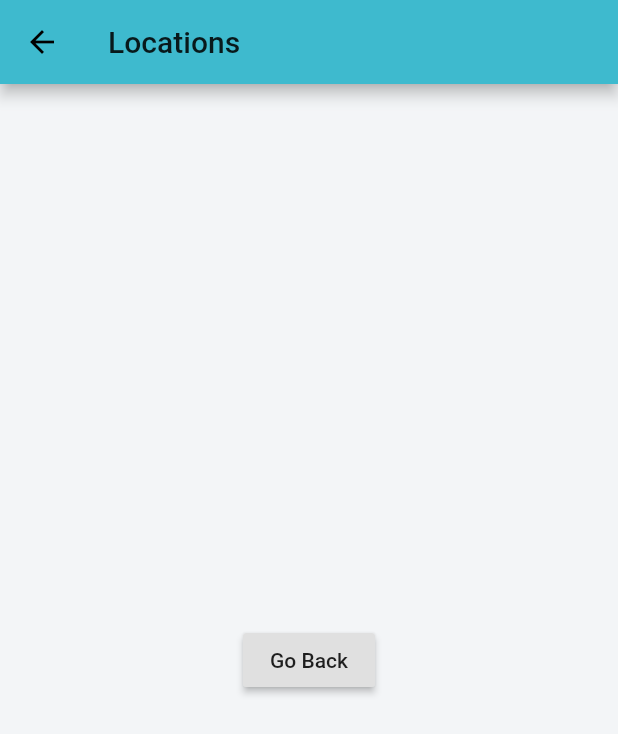
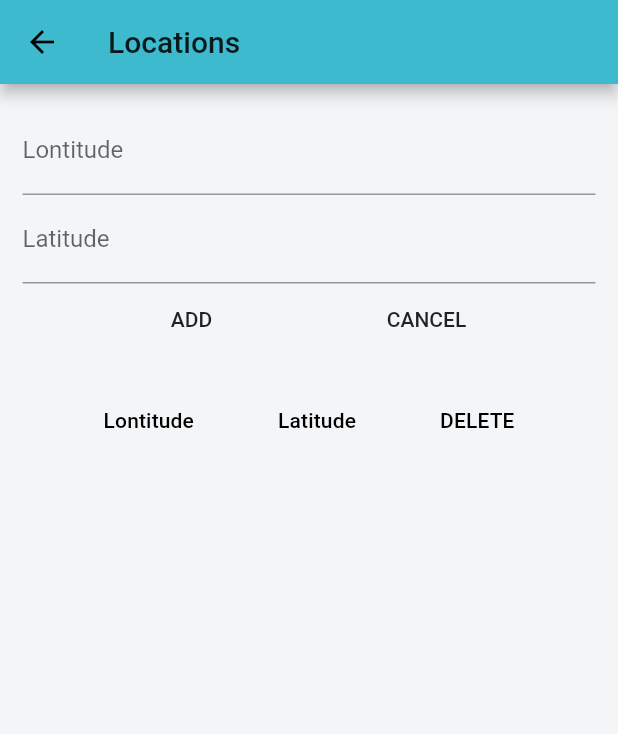
Before and after one commit to harsha-sira/flutter, a Flutter app: the screen it shows after launch, after a tap on "Approve", on a phone screen of 412 x 824 dp. Shown: the top 734 px of the screen. Run offline on Flutter 3.47's test engine with Material 2 defaults, Android fonts, the light colour scheme and no system bars; our stand-ins replace font_awesome_flutter, sqflite; accounts and stored records are empty; network calls fail.

Commit message:
save data in SQlite database locally

```diff
--- /dev/null
+++ b/flutter_learn_network_calls/lib/Utility/db_helper.dart
@@ -0,0 +1,85 @@
+import 'package:flutter/material.dart';
+import 'package:flutter_learn_network_calls/model/Location.dart';
+import 'package:path/path.dart';
+import 'package:sqflite/sqflite.dart';
+
+class DBHelper {
+  Future<Database> getConnection() async {
+    // Open the database and store the reference.
+    final Future<Database> database = openDatabase(
+        // Set the path to the database. Note: Using the `join` function from the
+        // `path` package is best practice to ensure the path is correctly
+        // constructed for each platform.
+        join(await getDatabasesPath(), 'location_app.db'),
+        onCreate: (db, version) {
+      return db.execute(
+        "CREATE TABLE location (id INTEGER PRIMARY KEY AUTOINCREMENT NOT NULL, longtitude DOUBLE, latitude DOUBLE,datetime DATETIME, updated INTEGER)",
+      );
+    }, version: 1);
+
+    return database;
+  }
+
+  //add locations
+  Future<void> addLocation(Location location) async {
+    final Database db = await getConnection();
+    // Insert the Location into the correct table. Also specify the
+    // `conflictAlgorithm`. In this case, if the same dog is inserted
+    // multiple times, it replaces the previous data.
+    await db.insert(
+      'location',
+      location.toMap(),
+    );
+  }
+
+  // get locations
+  Future<List<Location>> getLocations() async {
+    final Database db = await getConnection();
+
+    final List<Map<String, dynamic>> locations = await db.query('location');
+
+    List<Location> employees = [];
+    if (locations.length > 0) {
+      for (int i = 0; i < locations.length; i++) {
+        debugPrint(Location.fromMap(locations[i]).toString());
+        employees.add(Location.fromMap(locations[i]));
+      }
+    }
+    return employees;
+  }
+
+  //update locations
+  Future<void> updateLocation(Location location) async {
+    // Get a reference to the database.
+    final Database db = await getConnection();
+
+    await db.update(
+      'location',
+      location.toMap(),
+      where: "id = ?",
+      // Pass the Location's id as a whereArg to prevent SQL injection.
+      whereArgs: [location.id],
+    );
+  }
+
+  //delete location
+  Future<void> deleteLocation(int id) async {
+    // Get a reference to the database.
+    final db = await getConnection();
+
+    // Remove the Dog from the database.
+    await db.delete(
+      'location',
+      // Use a `where` clause to delete a specific location.
+      where: "id = ?",
+      // Pass the Dog's id as a whereArg to prevent SQL injection.
+      whereArgs: [id],
+    );
+  }
+
+  //close connection
+  Future close() async {
+    var dbClient = await getConnection();
+    dbClient.close();
+  }
+}
--- /dev/null
+++ b/flutter_learn_network_calls/lib/model/Location.dart
@@ -0,0 +1,64 @@
+class Location {
+  int id = 1;
+  double longtitude;
+  double latitude;
+  String datetime;
+  int updated = 0;
+
+  Location.all(
+      {this.id, this.longtitude, this.latitude, this.datetime, this.updated});
+
+  Location.allVariable(int id, double longtitude, double latitude,
+      String datetime, int updated) {
+    this.id = id;
+    this.longtitude = longtitude;
+    this.latitude = latitude;
+    this.datetime = datetime;
+    this.updated = updated;
+  }
+
+  Location(double longtitude, double latitude, String datetime, int updated) {
+    this.longtitude = longtitude;
+    this.latitude = latitude;
+    this.datetime = datetime;
+    this.updated = updated;
+  }
+
+  Map<String, dynamic> toMap() {
+    return {
+      'longtitude': longtitude,
+      'latitude': latitude,
+      'datetime': datetime,
+      'updated': updated,
+    };
+  }
+
+  Location.fromMap(Map<String, dynamic> map) {
+    id = map['id'];
+    longtitude = map['longtitude'];
+    latitude = map['latitude'];
+    datetime = map['datetime'];
+    updated = map['updated'];
+  }
+
+  factory Location.fromJson(Map<String, dynamic> json) {
+    return Location.all(
+        id: json["id"] as int,
+        longtitude: json["longtitude"] as double,
+        latitude: json["latitude"] as double,
+        datetime: json["datetime"] as String,
+        updated: json["updated"] as int);
+  }
+
+  @override
+  String toString() {
+    // TODO: implement toString
+    return this.id.toString() +
+        "->" +
+        this.longtitude.toString() +
+        "-" +
+        this.latitude.toString() +
+        "-" +
+        this.datetime.toString();
+  }
+}
--- a/flutter_learn_network_calls/lib/screens/home_screen.dart
+++ b/flutter_learn_network_calls/lib/screens/home_screen.dart
@@ -21,7 +21,7 @@ Future<List<Photo>> fetchPhotos(http.Client client) async {
 }
 
 List<Photo> parsePhotoes(String responseBody) {
-  debugPrint('inside..');
+  // debugPrint('inside..');
   final parsed = jsonDecode(responseBody).cast<Map<String, dynamic>>();
 
   return parsed.map<Photo>((json) => Photo.fromJson(json)).toList();
--- a/flutter_learn_network_calls/lib/screens/location_screen.dart
+++ b/flutter_learn_network_calls/lib/screens/location_screen.dart
@@ -1,4 +1,6 @@
 import 'package:flutter/material.dart';
+import 'package:flutter_learn_network_calls/Utility/db_helper.dart';
+import 'package:flutter_learn_network_calls/model/Location.dart';
 
 class LocationScreen extends StatefulWidget {
   @override
@@ -6,6 +8,186 @@ class LocationScreen extends StatefulWidget {
 }
 
 class _LocationScreenState extends State<LocationScreen> {
+  Future<List<Location>> locationsList;
+  var dbHelper;
+
+  double lontitude;
+  double latitude;
+  String dateTime = new DateTime.now().toIso8601String();
+  int id;
+
+  bool isUpdating = false;
+
+  final formKey = new GlobalKey<FormState>();
+  TextEditingController lontitudeController = TextEditingController();
+  TextEditingController latitudeController = TextEditingController();
+
+  @override
+  void initState() {
+    super.initState();
+    dbHelper = DBHelper();
+    isUpdating = false;
+    refreshList();
+  }
+
+  clearName() {
+    lontitudeController.text = '';
+    latitudeController.text = '';
+  }
+
+  refreshList() {
+    setState(() {
+      locationsList = dbHelper.getLocations();
+      debugPrint('location list' + locationsList.asStream().length.toString());
+    });
+  }
+
+  validate() {
+    if (formKey.currentState.validate()) {
+      formKey.currentState.save();
+      if (isUpdating) {
+        Location e = Location.allVariable(id, lontitude, latitude, dateTime, 0);
+        dbHelper.updateLocation(e);
+        setState(() {
+          isUpdating = false;
+        });
+      } else {
+        Location e = Location(lontitude, latitude, dateTime, 0);
+        debugPrint(e.toString());
+        dbHelper.addLocation(e);
+      }
+      clearName();
+      refreshList();
+      FocusScope.of(context).unfocus();
+    }
+  }
+
+  form() {
+    return Form(
+      key: formKey,
+      child: Padding(
+        padding: EdgeInsets.all(15.0),
+        child: Column(
+          mainAxisAlignment: MainAxisAlignment.center,
+          mainAxisSize: MainAxisSize.min,
+          verticalDirection: VerticalDirection.down,
+          children: <Widget>[
+            TextFormField(
+              controller: lontitudeController,
+              keyboardType: TextInputType.text,
+              decoration: InputDecoration(labelText: 'Lontitude'),
+              onSaved: (val) {
+                lontitude = double.parse(val);
+                debugPrint(lontitude.toString());
+                FocusScope.of(context).unfocus();
+              },
+            ),
+            TextFormField(
+              controller: latitudeController,
+              keyboardType: TextInputType.text,
+              decoration: InputDecoration(labelText: 'Latitude'),
+              onSaved: (val1) {
+                latitude = double.parse(val1);
+                debugPrint(latitude.toString());
+                FocusScope.of(context).unfocus();
+              },
+            ),
+            Row(
+              mainAxisAlignment: MainAxisAlignment.spaceEvenly,
+              children: <Widget>[
+                FlatButton(
+                  onPressed: validate,
+                  child: Text(isUpdating ? 'UPDATE' : 'ADD'),
+                ),
+                FlatButton(
+                  onPressed: () {
+                    setState(() {
+                      isUpdating = false;
+                    });
+                    clearName();
+                  },
+                  child: Text('CANCEL'),
+                )
+              ],
+            ),
+          ],
+        ),
+      ),
+    );
+  }
+
+  SingleChildScrollView dataTable(List<Location> locationList) {
+    return SingleChildScrollView(
+      // scrollDirection: Axis.vertical,
+      child: DataTable(
+        columns: [
+          DataColumn(
+            label: Text('Lontitude'),
+          ),
+          DataColumn(
+            label: Text('Latitude'),
+          ),
+          // DataColumn(
+          //   label: Text('Date/Time'),
+          // ),
+          DataColumn(
+            label: Text('DELETE'),
+          ),
+        ],
+        rows: locationList
+            .map(
+              (location) => DataRow(cells: [
+                DataCell(
+                  Text(location.longtitude.toString()),
+                  onTap: () {
+                    setState(() {
+                      isUpdating = true;
+                      id = location.id;
+                    });
+                    lontitudeController.text = location.longtitude.toString();
+                  },
+                ),
+                DataCell(
+                  Text(location.latitude.toString()),
+                  onTap: () {
+                    setState(() {
+                      isUpdating = true;
+                      id = location.id;
+                    });
+                    latitudeController.text = location.latitude.toString();
+                  },
+                ),
+                DataCell(IconButton(
+                  icon: Icon(Icons.delete),
+                  onPressed: () {
+                    dbHelper.deleteLocation(location.id);
+                    refreshList();
+                  },
+                )),
+              ]),
+            )
+            .toList(),
+      ),
+    );
+  }
+
+  list() {
+    return Expanded(
+      child: FutureBuilder(
+        future: locationsList,
+        builder: (context, snapshot) {
+          if (snapshot.hasData) {
+            return dataTable(snapshot.data);
+          }
+          if (null == snapshot.data || snapshot.data.length == 0) {
+            return Text("No Data Found");
+          }
+          return CircularProgressIndicator();
+        },
+      ),
+    );
+  }
+
   @override
   Widget build(BuildContext context) {
     return Scaffold(
@@ -14,12 +196,15 @@ class _LocationScreenState extends State<LocationScreen> {
           'Locations',
         ),
       ),
-      body: Center(
-        child: RaisedButton(
-          onPressed: () {
-            Navigator.pop(context);
-          },
-          child: Text('Go Back'),
+      body: Container(
+        child: Column(
+          mainAxisAlignment: MainAxisAlignment.start,
+          mainAxisSize: MainAxisSize.min,
+          verticalDirection: VerticalDirection.down,
+          children: <Widget>[
+            form(),
+            list(),
+          ],
         ),
       ),
     );
--- a/flutter_learn_network_calls/lib/screens/photoList.dart
+++ b/flutter_learn_network_calls/lib/screens/photoList.dart
@@ -8,7 +8,7 @@ class PhotosList extends StatelessWidget {
 
   @override
   Widget build(BuildContext context) {
-    debugPrint('test');
+    // debugPrint('test');
     return GridView.builder(
       gridDelegate: SliverGridDelegateWithFixedCrossAxisCount(
         crossAxisCount: 2,
--- a/flutter_learn_network_calls/pubspec.yaml
+++ b/flutter_learn_network_calls/pubspec.yaml
@@ -25,6 +25,8 @@ dependencies:
   cupertino_icons: ^0.1.2
   font_awesome_flutter: ^8.5.0
   http: ^0.12.0+4
+  sqflite:
+  path:
 
 dev_dependencies:
   flutter_test:
```
Also changed, not shown: flutter_learn_network_calls/pubspec.lock.
